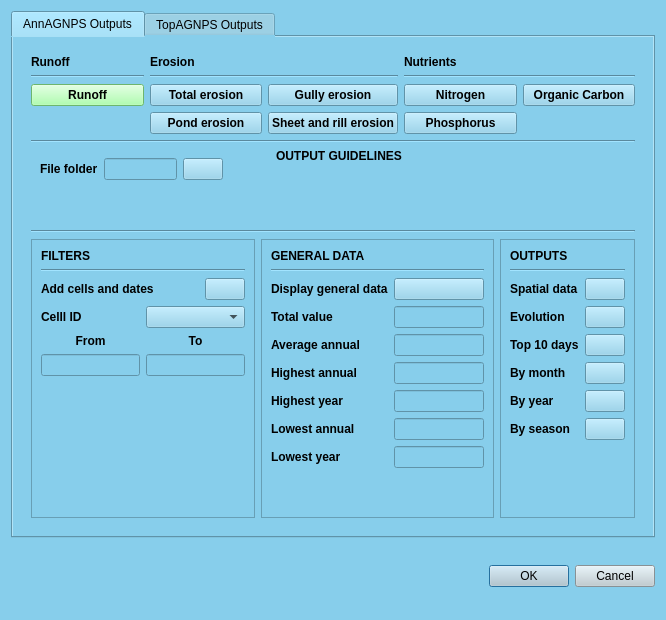
First picture: the form in ui/outputs.ui, repository Inigobarbe/QGIS-AnnAGNPS, before the edit.
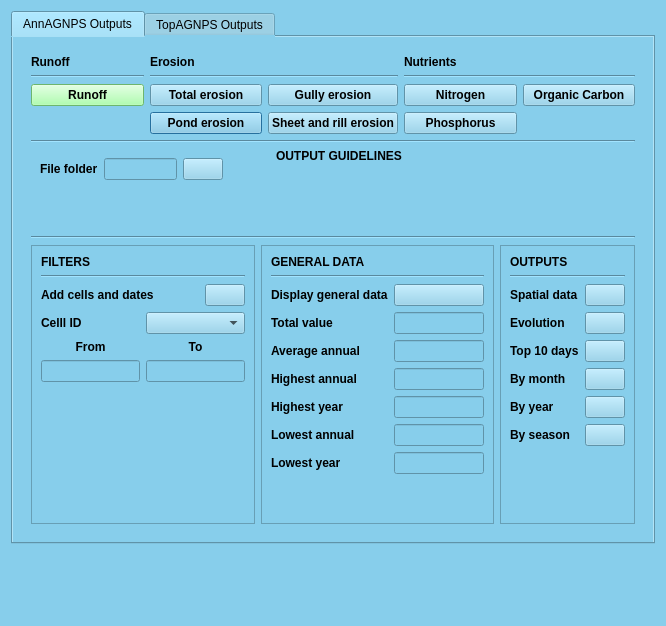
Second picture: the form after the edit.

Patch:
```diff
--- a/ui/outputs.ui
+++ b/ui/outputs.ui
@@ -7,7 +7,7 @@
     <x>0</x>
     <y>0</y>
     <width>666</width>
-    <height>620</height>
+    <height>626</height>
    </rect>
   </property>
   <property name="windowTitle">
@@ -30,19 +30,6 @@
      </property>
     </widget>
    </item>
-   <item row="1" column="2">
-    <widget class="QDialogButtonBox" name="buttonBox">
-     <property name="styleSheet">
-      <string notr="true">background-color: #becbd1;</string>
-     </property>
-     <property name="orientation">
-      <enum>Qt::Horizontal</enum>
-     </property>
-     <property name="standardButtons">
-      <set>QDialogButtonBox::Cancel|QDialogButtonBox::Ok</set>
-     </property>
-    </widget>
-   </item>
    <item row="1" column="0">
     <widget class="QLabel" name="upna_label">
      <property name="minimumSize">
```
Left out of the diff: 48 changed lines with no effect on the pictures.
